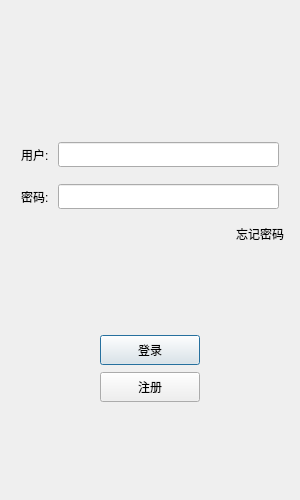
The window that chat/logindialog.ui (wxStuPpy/QT) describes before a commit, drawn with Qt 5.
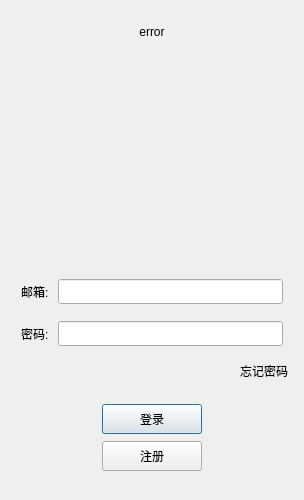
The same window after the commit. Icons and pictures are not drawn. Custom widgets are drawn as their Qt base class.

```diff
--- a/chat/logindialog.ui
+++ b/chat/logindialog.ui
@@ -35,7 +35,29 @@
       <widget class="QWidget" name="widget" native="true">
        <layout class="QGridLayout" name="gridLayout">
         <item row="0" column="0">
-         <widget class="QLabel" name="label">
+         <widget class="QLabel" name="errorLabel">
+          <property name="text">
+           <string>error</string>
+          </property>
+          <property name="alignment">
+           <set>Qt::AlignmentFlag::AlignCenter</set>
+          </property>
+         </widget>
+        </item>
+        <item row="1" column="0">
+         <widget class="QLabel" name="headLabel">
+          <property name="minimumSize">
+           <size>
+            <width>254</width>
+            <height>200</height>
+           </size>
+          </property>
+          <property name="maximumSize">
+           <size>
+            <width>254</width>
+            <height>200</height>
+           </size>
+          </property>
           <property name="text">
            <string/>
           </property>
@@ -95,7 +117,7 @@
           </size>
          </property>
          <property name="text">
-          <string>用户:</string>
+          <string>邮箱:</string>
          </property>
         </widget>
        </item>
```
Left out of the diff: 7 changed lines with no effect on the pictures.
